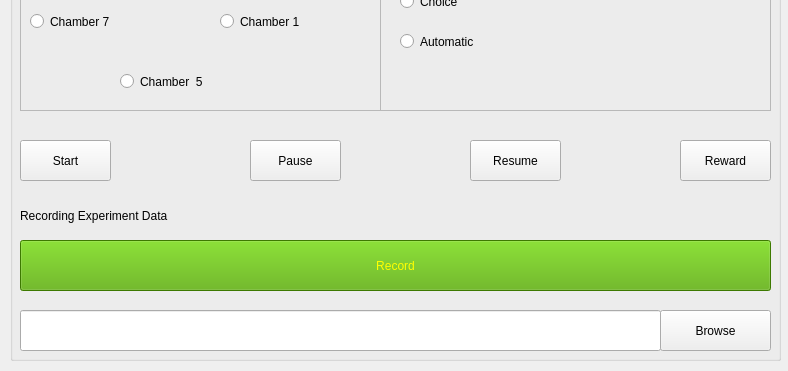
Old version of the form src/omniroute_operation/src/experiment_controller/experiment_controller_interface.ui in the repository NC4Lab/omniroute_ubuntu_ws; both pictures show x 0 to 788 and y 760 to 1131 of the 788 by 1131 pixel window.
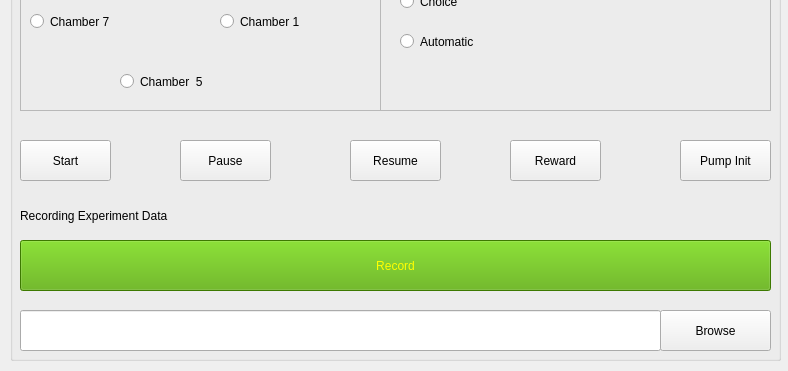
New version of the form.

Diff of the .ui file:
```diff
--- a/src/omniroute_operation/src/experiment_controller/experiment_controller_interface.ui
+++ b/src/omniroute_operation/src/experiment_controller/experiment_controller_interface.ui
@@ -87,7 +87,7 @@
    <widget class="QPushButton" name="pauseBtn">
     <property name="geometry">
      <rect>
-      <x>240</x>
+      <x>170</x>
       <y>890</y>
       <width>91</width>
       <height>41</height>
@@ -100,7 +100,7 @@
    <widget class="QPushButton" name="resumeBtn">
     <property name="geometry">
      <rect>
-      <x>460</x>
+      <x>340</x>
       <y>890</y>
       <width>91</width>
       <height>41</height>
@@ -369,7 +369,7 @@
    <widget class="QPushButton" name="pumpGantryBtn">
     <property name="geometry">
      <rect>
-      <x>670</x>
+      <x>500</x>
       <y>890</y>
       <width>91</width>
       <height>41</height>
@@ -435,6 +435,19 @@
      <string>Record</string>
     </property>
    </widget>
+   <widget class="QPushButton" name="pumpInitBtn">
+    <property name="geometry">
+     <rect>
+      <x>670</x>
+      <y>890</y>
+      <width>91</width>
+      <height>41</height>
+     </rect>
+    </property>
+    <property name="text">
+     <string>Pump Init</string>
+    </property>
+   </widget>
    <zorder>frame_4</zorder>
    <zorder>frame_5</zorder>
    <zorder>frame_2</zorder>
```
Left out of the diff: 1 changed line with no effect on the pictures.
